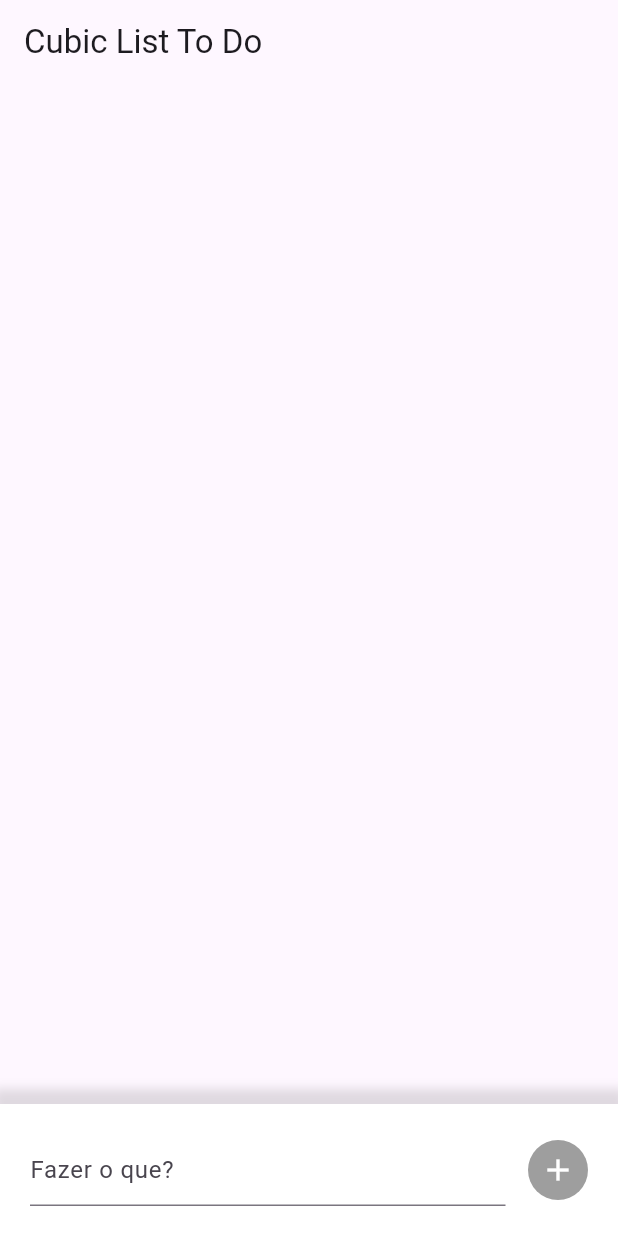
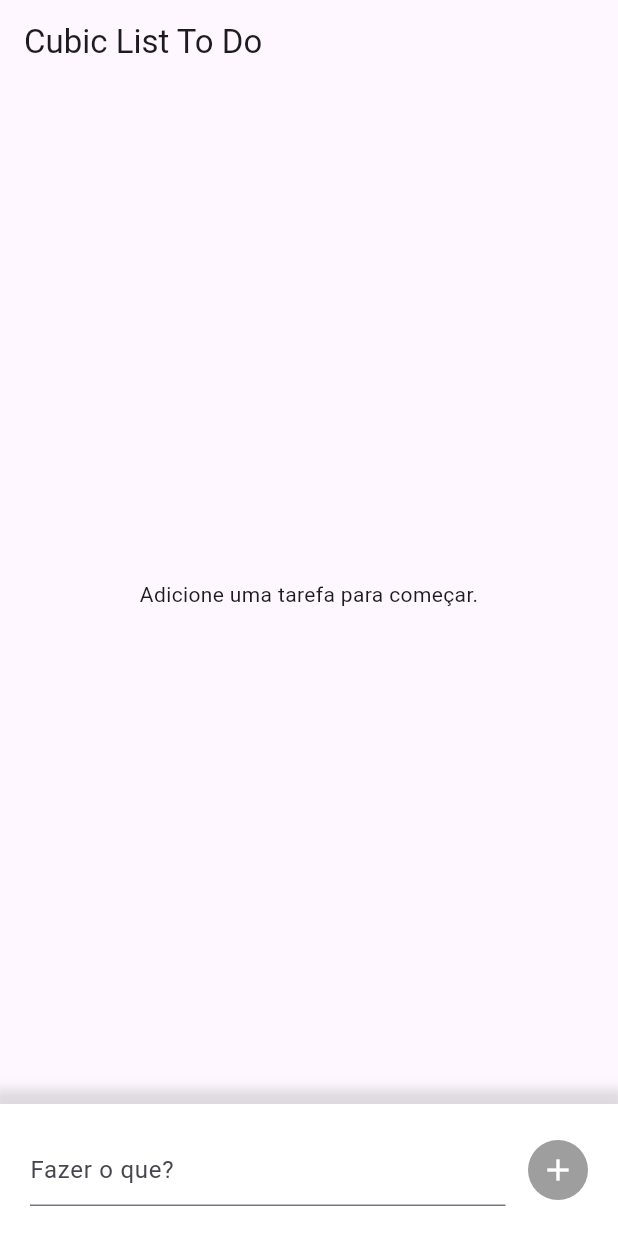
Before and after one commit to seniamara/cubic-repository, a Flutter app: the screen it shows after launch, on a phone screen of 412 x 824 dp. Run offline on Flutter 3.47's test engine with Material 3 defaults, Android fonts, the phone set to English and light mode, and no system bars; our stand-ins replace bloc, flutter_bloc.

Commit message:
feat: integrate TodoCubit for task management in HomePage and update UI accordingly

```diff
--- a/lib/app/pages/home/home_page.dart
+++ b/lib/app/pages/home/home_page.dart
@@ -1,4 +1,7 @@
+import 'package:cubic/app/pages/cubic/todo_cubit.dart';
+import 'package:cubic/app/pages/cubic/todo_status.dart';
 import 'package:flutter/material.dart';
+import 'package:flutter_bloc/flutter_bloc.dart';
 
 class HomePage extends StatefulWidget {
   const HomePage({super.key});
@@ -9,7 +12,6 @@ class HomePage extends StatefulWidget {
 
 class _HomePageState extends State<HomePage> {
   final TextEditingController _controller = TextEditingController();
-  final List<String> _items = []; // Lista para armazenar as tarefas
 
   @override
   Widget build(BuildContext context) {
@@ -19,27 +21,38 @@ class _HomePageState extends State<HomePage> {
       ),
       body: Column(
         children: [
-          // Exibe a lista de itens adicionados
+          // Escuta o estado do TodoCubit
           Expanded(
-            child: ListView.builder(
-              itemCount: _items.length,
-              itemBuilder: (context, index) {
-                return ListTile(
-                  title: Text(_items[index]),
-                  trailing: IconButton(
-                    icon: const Icon(Icons.delete, color: Colors.red),
-                    onPressed: () {
-                      setState(() {
-                        _items.removeAt(index);
-                      });
-                    },
+            child: BlocBuilder<TodoCubit, TodoState>(
+              builder: (context, state) {
+                if (state is LoadingTodoState) {
+                  return const Center(child: CircularProgressIndicator());
+                } else if (state is ErrorTodoState) {
+                  return Center(
+                    child: Text(
+                      state.message,
+                      style: const TextStyle(color: Colors.red),
                     ),
                   );
+                } else if (state is LoadTodoState) {
+                  return _buildTodoList(state.todos);
+                } else {
+                  return const Center(
+                    child: Text('Adicione uma tarefa para começar.'),
+                  );
+                }
               },
             ),
           ),
           // Campo de entrada e botão de adicionar
-          Container(
+          _buildInputField(context),
+        ],
+      ),
+    );
+  }
+
+  Widget _buildInputField(BuildContext context) {
+    return Container(
       decoration: const BoxDecoration(
         color: Colors.white,
         boxShadow: [
@@ -58,9 +71,6 @@ class _HomePageState extends State<HomePage> {
             Expanded(
               child: TextField(
                 controller: _controller,
-                      onChanged: (_) {
-                        setState(() {}); // Atualiza a UI ao digitar
-                      },
                 decoration: const InputDecoration(
                   hintText: 'Fazer o que?',
                 ),
@@ -68,13 +78,12 @@ class _HomePageState extends State<HomePage> {
             ),
             const SizedBox(width: 15),
             GestureDetector(
-                    onTap: _controller.text.isEmpty
-                        ? null
-                        : () {
-                            setState(() {
-                              _items.add(_controller.text); // Adiciona o texto à lista
-                              _controller.clear(); // Limpa o campo
-                            });
+              onTap: () {
+                final item = _controller.text.trim();
+                if (item.isNotEmpty) {
+                  context.read<TodoCubit>().add(item);
+                  _controller.clear();
+                }
               },
               child: CircleAvatar(
                 backgroundColor: _controller.text.isEmpty
@@ -89,9 +98,23 @@ class _HomePageState extends State<HomePage> {
           ],
         ),
       ),
+    );
+  }
+
+  Widget _buildTodoList(List<String> items) {
+    return ListView.builder(
+      itemCount: items.length,
+      itemBuilder: (context, index) {
+        return ListTile(
+          title: Text(items[index]),
+          trailing: IconButton(
+            icon: const Icon(Icons.delete, color: Colors.red),
+            onPressed: () {
+              context.read<TodoCubit>().remove(index);
+            },
           ),
-        ],
-      ),
+        );
+      },
     );
   }
 }
```
Lines whose indentation alone changed are shown as unchanged.
